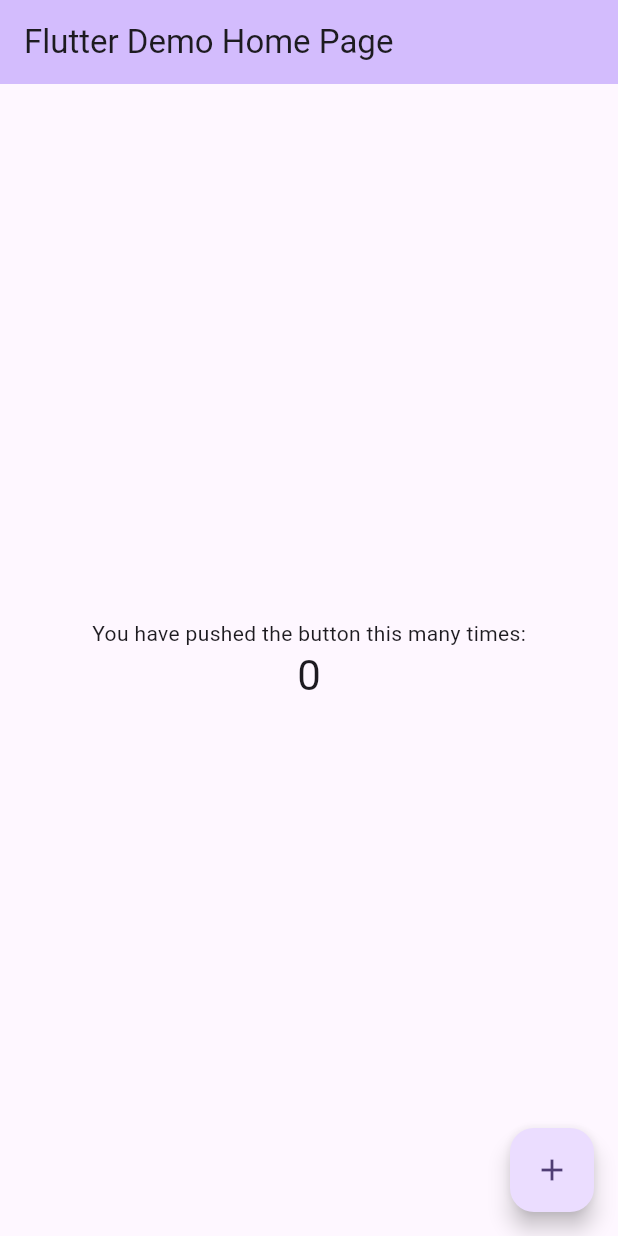
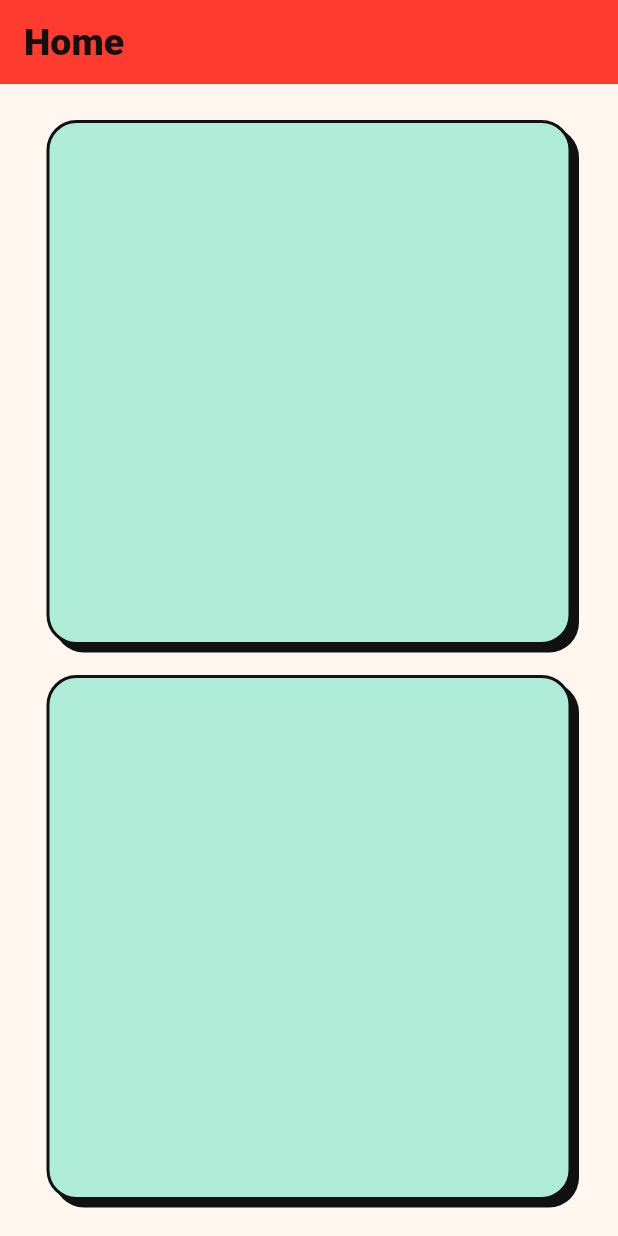
Before and after one commit to Manpriya-Lax/Event-Planner, a Flutter app: the screen it shows after launch, on a phone screen of 412 x 824 dp. Run offline on Flutter 3.47's test engine with Material 3 defaults, Android fonts, the light colour scheme and no system bars.

Commit message:
home screen added

```diff
--- a/lib/home.dart
+++ b/lib/home.dart
@@ -0,0 +1,118 @@
+import 'package:flutter/material.dart';
+import 'package:eventplanner/login.dart';
+import 'package:eventplanner/theme.dart';
+
+class homePage extends StatelessWidget {
+  const homePage({super.key});
+
+  @override
+  Widget build(BuildContext context) {
+    return MaterialApp(
+      debugShowCheckedModeBanner: false,
+      home: Scaffold(
+        appBar: AppBar(
+           backgroundColor: AppColors.primary,
+      foregroundColor: AppColors.ink,
+      elevation: 0,
+      centerTitle: false,
+      titleTextStyle: TextStyle(
+        fontSize: 25,
+        fontWeight: FontWeight.w900,
+        color: AppColors.ink,
+
+      ),
+      title:Text("Home"),
+        ),
+
+        backgroundColor: AppColors.bg,
+          body: Container(
+            height: double.infinity,
+            width: double.infinity,
+
+            child: Center(
+
+              child: Column(
+                mainAxisAlignment: MainAxisAlignment.center,
+              children: [
+
+
+                Container(
+                  padding: EdgeInsets.all(20) ,
+                    height: 350,
+                    width: 350,
+
+                    decoration: BoxDecoration(
+                      color: AppColors.mint,
+                        borderRadius: BorderRadius.circular(20),
+
+                       border: Border.all(
+                        color: AppColors.ink,
+                        width: 2,
+                        ),
+
+                         boxShadow: const [
+                         BoxShadow(
+                         color: AppColors.ink,
+                         offset: Offset(5, 5), // X and Y shadow position
+                        blurRadius: 0,        // IMPORTANT: 0 for brutalism
+                          ),
+                        ],
+
+
+                    ),
+
+
+
+                  child: Column(
+                    mainAxisAlignment: MainAxisAlignment.center ,
+
+
+                  ),
+                ),
+
+                SizedBox(height: 20) ,
+
+                Container(
+                  padding: EdgeInsets.all(20) ,
+                    height: 350,
+                    width: 350,
+
+                    decoration: BoxDecoration(
+                      color: AppColors.mint,
+                        borderRadius: BorderRadius.circular(20),
+
+                       border: Border.all(
+                        color: AppColors.ink,
+                        width: 2,
+                        ),
+
+                         boxShadow: const [
+                         BoxShadow(
+                         color: AppColors.ink,
+                         offset: Offset(5, 5), // X and Y shadow position
+                        blurRadius: 0,        // IMPORTANT: 0 for brutalism
+                          ),
+                        ],
+
+
+                    ),
+
+
+
+                  child: Column(
+                    mainAxisAlignment: MainAxisAlignment.center ,
+
+
+                  ),
+                ),
+
+
+              ],
+              ),
+            ),
+          ),
+
+      ),
+    );
+  }
+}
--- a/lib/main.dart
+++ b/lib/main.dart
@@ -1,122 +1,7 @@
 import 'package:flutter/material.dart';
+import 'package:eventplanner/login.dart';
+import 'package:eventplanner/home.dart';
 
 void main() {
-  runApp(const MyApp());
+  runApp( homePage());
 }
-
-class MyApp extends StatelessWidget {
-  const MyApp({super.key});
-
-  // This widget is the root of your application.
-  @override
-  Widget build(BuildContext context) {
-    return MaterialApp(
-      title: 'Flutter Demo',
-      theme: ThemeData(
-        // This is the theme of your application.
-        //
-        // TRY THIS: Try running your application with "flutter run". You'll see
-        // the application has a purple toolbar. Then, without quitting the app,
-        // try changing the seedColor in the colorScheme below to Colors.green
-        // and then invoke "hot reload" (save your changes or press the "hot
-        // reload" button in a Flutter-supported IDE, or press "r" if you used
-        // the command line to start the app).
-        //
-        // Notice that the counter didn't reset back to zero; the application
-        // state is not lost during the reload. To reset the state, use hot
-        // restart instead.
-        //
-        // This works for code too, not just values: Most code changes can be
-        // tested with just a hot reload.
-        colorScheme: .fromSeed(seedColor: Colors.deepPurple),
-      ),
-      home: const MyHomePage(title: 'Flutter Demo Home Page'),
-    );
-  }
-}
-
-class MyHomePage extends StatefulWidget {
-  const MyHomePage({super.key, required this.title});
-
-  // This widget is the home page of your application. It is stateful, meaning
-  // that it has a State object (defined below) that contains fields that affect
-  // how it looks.
-
-  // This class is the configuration for the state. It holds the values (in this
-  // case the title) provided by the parent (in this case the App widget) and
-  // used by the build method of the State. Fields in a Widget subclass are
-  // always marked "final".
-
-  final String title;
-
-  @override
-  State<MyHomePage> createState() => _MyHomePageState();
-}
-
-class _MyHomePageState extends State<MyHomePage> {
-  int _counter = 0;
-
-  void _incrementCounter() {
-    setState(() {
-      // This call to setState tells the Flutter framework that something has
-      // changed in this State, which causes it to rerun the build method below
-      // so that the display can reflect the updated values. If we changed
-      // _counter without calling setState(), then the build method would not be
-      // called again, and so nothing would appear to happen.
-      _counter++;
-    });
-  }
-
-  @override
-  Widget build(BuildContext context) {
-    // This method is rerun every time setState is called, for instance as done
-    // by the _incrementCounter method above.
-    //
-    // The Flutter framework has been optimized to make rerunning build methods
-    // fast, so that you can just rebuild anything that needs updating rather
-    // than having to individually change instances of widgets.
-    return Scaffold(
-      appBar: AppBar(
-        // TRY THIS: Try changing the color here to a specific color (to
-        // Colors.amber, perhaps?) and trigger a hot reload to see the AppBar
-        // change color while the other colors stay the same.
-        backgroundColor: Theme.of(context).colorScheme.inversePrimary,
-        // Here we take the value from the MyHomePage object that was created by
-        // the App.build method, and use it to set our appbar title.
-        title: Text(widget.title),
-      ),
-      body: Center(
-        // Center is a layout widget. It takes a single child and positions it
-        // in the middle of the parent.
-        child: Column(
-          // Column is also a layout widget. It takes a list of children and
-          // arranges them vertically. By default, it sizes itself to fit its
-          // children horizontally, and tries to be as tall as its parent.
-          //
-          // Column has various properties to control how it sizes itself and
-          // how it positions its children. Here we use mainAxisAlignment to
-          // center the children vertically; the main axis here is the vertical
-          // axis because Columns are vertical (the cross axis would be
-          // horizontal).
-          //
-          // TRY THIS: Invoke "debug painting" (choose the "Toggle Debug Paint"
-          // action in the IDE, or press "p" in the console), to see the
-          // wireframe for each widget.
-          mainAxisAlignment: .center,
-          children: [
-            const Text('You have pushed the button this many times:'),
-            Text(
-              '$_counter',
-              style: Theme.of(context).textTheme.headlineMedium,
-            ),
-          ],
-        ),
-      ),
-      floatingActionButton: FloatingActionButton(
-        onPressed: _incrementCounter,
-        tooltip: 'Increment',
-        child: const Icon(Icons.add),
-      ),
-    );
-  }
-}
```
Also changed, not shown: lib/login.dart (+186 -0 lines), lib/register.dart (+15 -0 lines), lib/theme.dart (added, +69 -0 lines), 1 other file.
